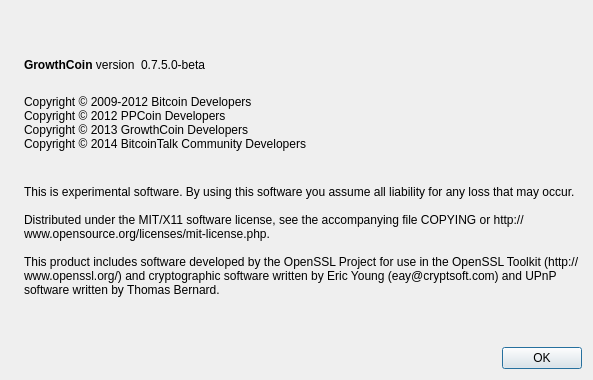
This is src/qt/forms/aboutdialog.ui in GrowthCoin/growthcoin-legacy as Qt 5 draws it before an edit. The edited form follows.
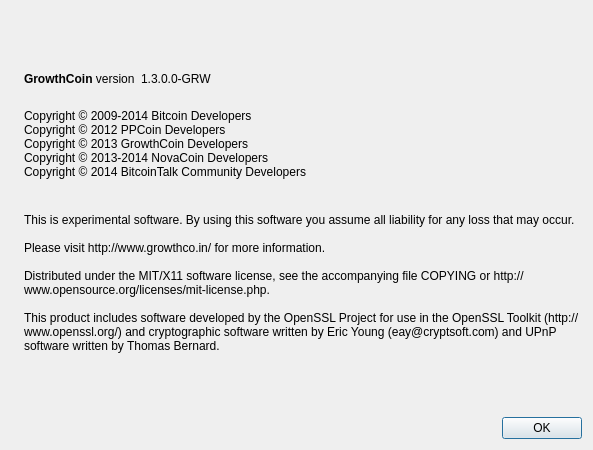
This is the edited form. Icons and pictures are not drawn.

Patch:
```diff
--- a/src/qt/forms/aboutdialog.ui
+++ b/src/qt/forms/aboutdialog.ui
@@ -7,7 +7,7 @@
     <x>0</x>
     <y>0</y>
     <width>593</width>
-    <height>380</height>
+    <height>450</height>
    </rect>
   </property>
   <property name="windowTitle">
@@ -63,7 +63,7 @@
           <cursorShape>IBeamCursor</cursorShape>
          </property>
          <property name="text">
-          <string notr="true">0.7.5.0-beta</string>
+          <string notr="true">1.3.0.0-GRW</string>
          </property>
          <property name="textInteractionFlags">
           <set>Qt::LinksAccessibleByMouse|Qt::TextSelectableByKeyboard|Qt::TextSelectableByMouse</set>
@@ -92,9 +92,10 @@
        </property>
        <property name="text">
         <string>
-Copyright © 2009-2012 Bitcoin Developers
+Copyright © 2009-2014 Bitcoin Developers
 Copyright © 2012 PPCoin Developers
 Copyright © 2013 GrowthCoin Developers
+Copyright © 2013-2014 NovaCoin Developers
 Copyright © 2014 BitcoinTalk Community Developers
 </string>
        </property>
@@ -112,6 +113,8 @@
         <string>
 This is experimental software. By using this software you assume all liability for any loss that may occur.
 
+Please visit http://www.growthco.in/ for more information.
+
 Distributed under the MIT/X11 software license, see the accompanying file COPYING or http://www.opensource.org/licenses/mit-license.php.
 
 This product includes software developed by the OpenSSL Project for use in the OpenSSL Toolkit (http://www.openssl.org/) and cryptographic software written by Eric Young (eay@cryptsoft.com) and UPnP software written by Thomas Bernard.</string>
```
